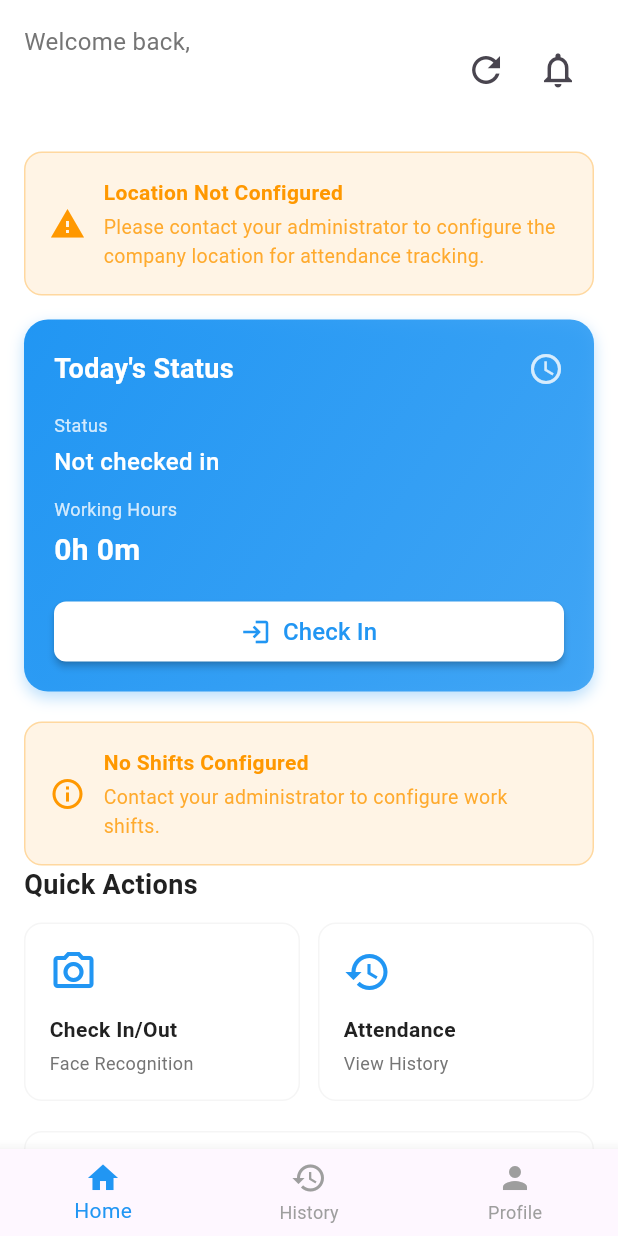
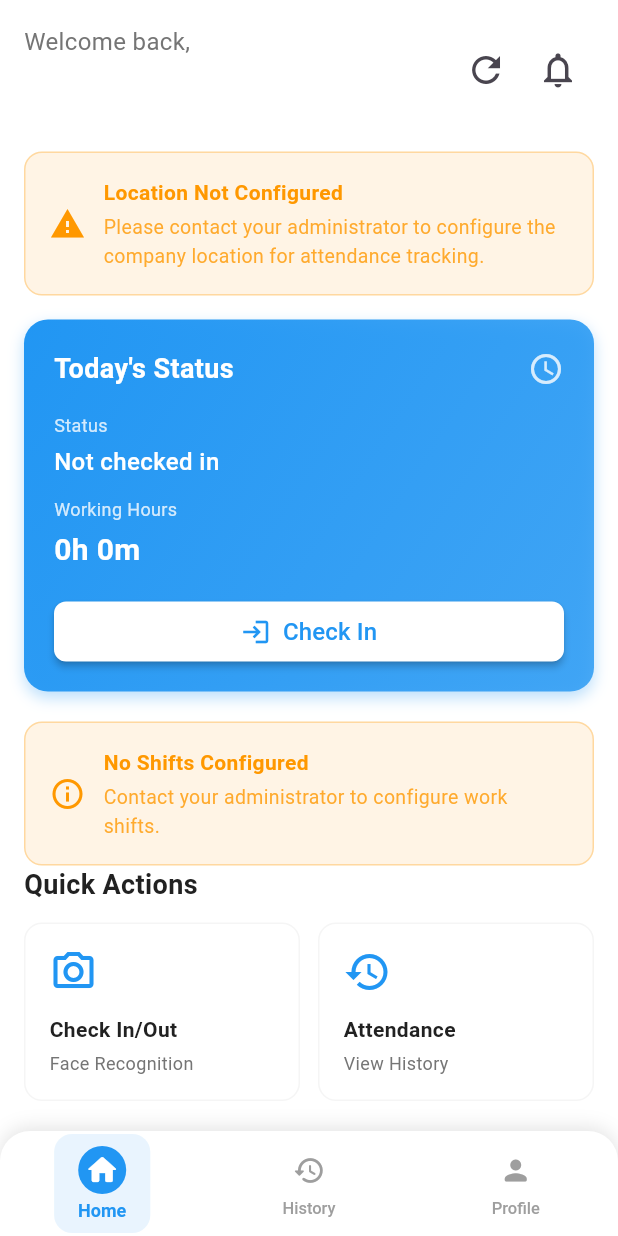
Before and after one commit to darkside779/attendance_system, a Flutter app: the screen it shows once a user with an empty profile is signed in, on a phone screen of 412 x 824 dp. Run offline on Flutter 3.47's test engine with Material 3 defaults, Android fonts, the phone set to English and light mode, and no system bars; our stand-ins replace camera, cloud_firestore, firebase_auth, firebase_core, firebase_storage, geocoding and 4 more; missing offline and left inert: google_ml_kit; accounts and stored records are empty.

Commit message:
Fix Nav button UI

```diff
--- /dev/null
+++ b/devtools_options.yaml
@@ -0,0 +1,3 @@
+description: This file stores settings for Dart & Flutter DevTools.
+documentation: https://docs.flutter.dev/tools/devtools/extensions#configure-extension-enablement-states
+extensions:
--- a/lib/screens/employee/home_screen.dart
+++ b/lib/screens/employee/home_screen.dart
@@ -89,28 +89,108 @@ class _EmployeeHomeScreenState extends State<EmployeeHomeScreen> {
           _ProfileTab(),
         ],
       ),
-      bottomNavigationBar: BottomNavigationBar(
-        currentIndex: _currentIndex,
-        onTap: (index) {
+      bottomNavigationBar: _buildModernBottomNavBar(),
+      ),
+    );
+  }
+
+  Widget _buildModernBottomNavBar() {
+    return Container(
+      height: 70,
+      decoration: BoxDecoration(
+        color: Colors.white,
+        borderRadius: const BorderRadius.only(
+          topLeft: Radius.circular(20),
+          topRight: Radius.circular(20),
+        ),
+        boxShadow: [
+          BoxShadow(
+            color: Colors.grey.withValues(alpha: 0.3),
+            blurRadius: 10,
+            offset: const Offset(0, -2),
+          ),
+        ],
+      ),
+      child: Row(
+        mainAxisAlignment: MainAxisAlignment.spaceAround,
+        children: [
+          _buildNavItem(
+            icon: Icons.home_rounded,
+            label: 'Home',
+            index: 0,
+            isSelected: _currentIndex == 0,
+          ),
+          _buildNavItem(
+            icon: Icons.history_rounded,
+            label: 'History',
+            index: 1,
+            isSelected: _currentIndex == 1,
+          ),
+          _buildNavItem(
+            icon: Icons.person_rounded,
+            label: 'Profile',
+            index: 2,
+            isSelected: _currentIndex == 2,
+          ),
+        ],
+      ),
+    );
+  }
+
+  Widget _buildNavItem({
+    required IconData icon,
+    required String label,
+    required int index,
+    required bool isSelected,
+  }) {
+    return GestureDetector(
+      onTap: () {
         setState(() {
           _currentIndex = index;
         });
       },
-        type: BottomNavigationBarType.fixed,
-        selectedItemColor: AppColors.primary,
-        unselectedItemColor: AppColors.grey,
-        items: const [
-          BottomNavigationBarItem(
-            icon: Icon(Icons.home),
-            label: 'Home',
+      child: AnimatedContainer(
+        duration: const Duration(milliseconds: 200),
+        padding: const EdgeInsets.symmetric(horizontal: 16, vertical: 8),
+        decoration: BoxDecoration(
+          color: isSelected
+              ? AppColors.primary.withValues(alpha: 0.1)
+              : Colors.transparent,
+          borderRadius: BorderRadius.circular(12),
         ),
-          BottomNavigationBarItem(
-            icon: Icon(Icons.history),
-            label: 'History',
+        child: Column(
+          mainAxisSize: MainAxisSize.min,
+          children: [
+            AnimatedContainer(
+              duration: const Duration(milliseconds: 200),
+              padding: const EdgeInsets.all(4),
+              decoration: BoxDecoration(
+                color: isSelected
+                    ? AppColors.primary
+                    : Colors.transparent,
+                shape: BoxShape.circle,
               ),
-          BottomNavigationBarItem(
-            icon: Icon(Icons.person),
-            label: 'Profile',
+              child: Icon(
+                icon,
+                color: isSelected
+                    ? Colors.white
+                    : AppColors.grey,
+                size: isSelected ? 24 : 22,
+              ),
+            ),
+            const SizedBox(height: 4),
+            AnimatedDefaultTextStyle(
+              duration: const Duration(milliseconds: 200),
+              style: TextStyle(
+                color: isSelected
+                    ? AppColors.primary
+                    : AppColors.grey,
+                fontSize: isSelected ? 12 : 11,
+                fontWeight: isSelected
+                    ? FontWeight.w600
+                    : FontWeight.w500,
+              ),
+              child: Text(label),
             ),
           ],
         ),
```
Lines whose indentation alone changed are shown as unchanged.
